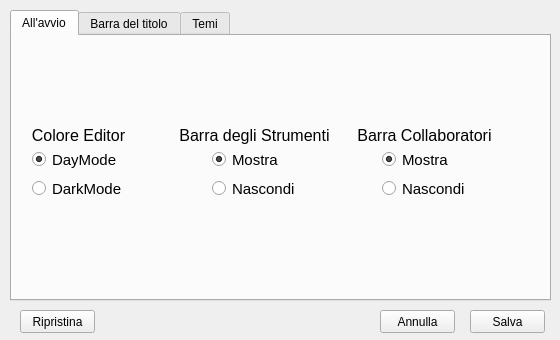
First picture: the form in ClientModule/settings.ui, repository giovannic96/Real-time-collaborative-text-editor, before the edit.
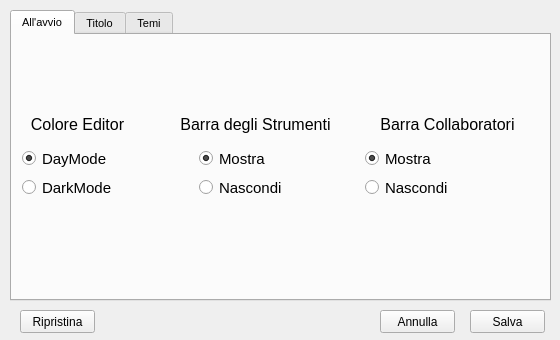
Second picture: the form after the edit. The open tabs and pages were chosen to show the change. Icons and pictures are not drawn.

```diff
--- a/ClientModule/settings.ui
+++ b/ClientModule/settings.ui
@@ -59,6 +59,11 @@
      <height>16777215</height>
     </size>
    </property>
+   <property name="font">
+    <font>
+     <pointsize>8</pointsize>
+    </font>
+   </property>
    <property name="currentIndex">
     <number>1</number>
    </property>
@@ -69,10 +74,10 @@
     <widget class="QLabel" name="label">
      <property name="geometry">
       <rect>
-       <x>16</x>
-       <y>91</y>
-       <width>101</width>
-       <height>16</height>
+       <x>-5</x>
+       <y>64</y>
+       <width>141</width>
+       <height>51</height>
       </rect>
      </property>
      <property name="font">
@@ -90,10 +95,10 @@
     <widget class="QLabel" name="label_3">
      <property name="geometry">
       <rect>
-       <x>342</x>
-       <y>91</y>
-       <width>141</width>
-       <height>16</height>
+       <x>340</x>
+       <y>69</y>
+       <width>191</width>
+       <height>41</height>
       </rect>
      </property>
      <property name="font">
@@ -111,10 +116,10 @@
     <widget class="QLabel" name="label_4">
      <property name="geometry">
       <rect>
-       <x>162</x>
-       <y>89</y>
-       <width>161</width>
-       <height>21</height>
+       <x>138</x>
+       <y>64</y>
+       <width>211</width>
+       <height>51</height>
       </rect>
      </property>
      <property name="font">
@@ -132,9 +137,9 @@
     <widget class="QWidget" name="layoutWidget">
      <property name="geometry">
       <rect>
-       <x>20</x>
+       <x>10</x>
        <y>112</y>
-       <width>91</width>
+       <width>111</width>
        <height>52</height>
       </rect>
      </property>
@@ -171,9 +176,9 @@
     <widget class="QWidget" name="layoutWidget">
      <property name="geometry">
       <rect>
-       <x>200</x>
+       <x>187</x>
        <y>112</y>
-       <width>83</width>
+       <width>101</width>
        <height>52</height>
       </rect>
      </property>
@@ -210,9 +215,9 @@
     <widget class="QWidget" name="layoutWidget">
      <property name="geometry">
       <rect>
-       <x>370</x>
+       <x>353</x>
        <y>112</y>
-       <width>83</width>
+       <width>101</width>
        <height>52</height>
       </rect>
      </property>
@@ -249,7 +254,7 @@
    </widget>
    <widget class="QWidget" name="tab_2">
     <attribute name="title">
-     <string>Barra del titolo</string>
+     <string>Titolo</string>
     </attribute>
     <widget class="QLabel" name="label_2">
      <property name="geometry">
```
Left out of the diff: 52 changed lines with no effect on the pictures.
